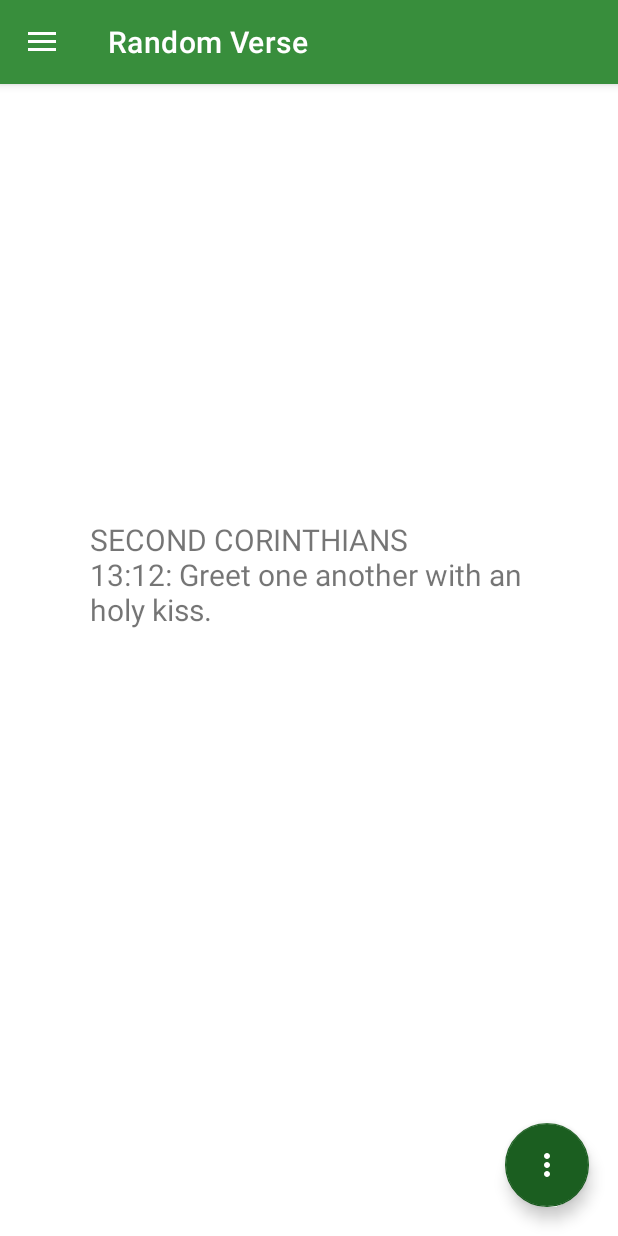
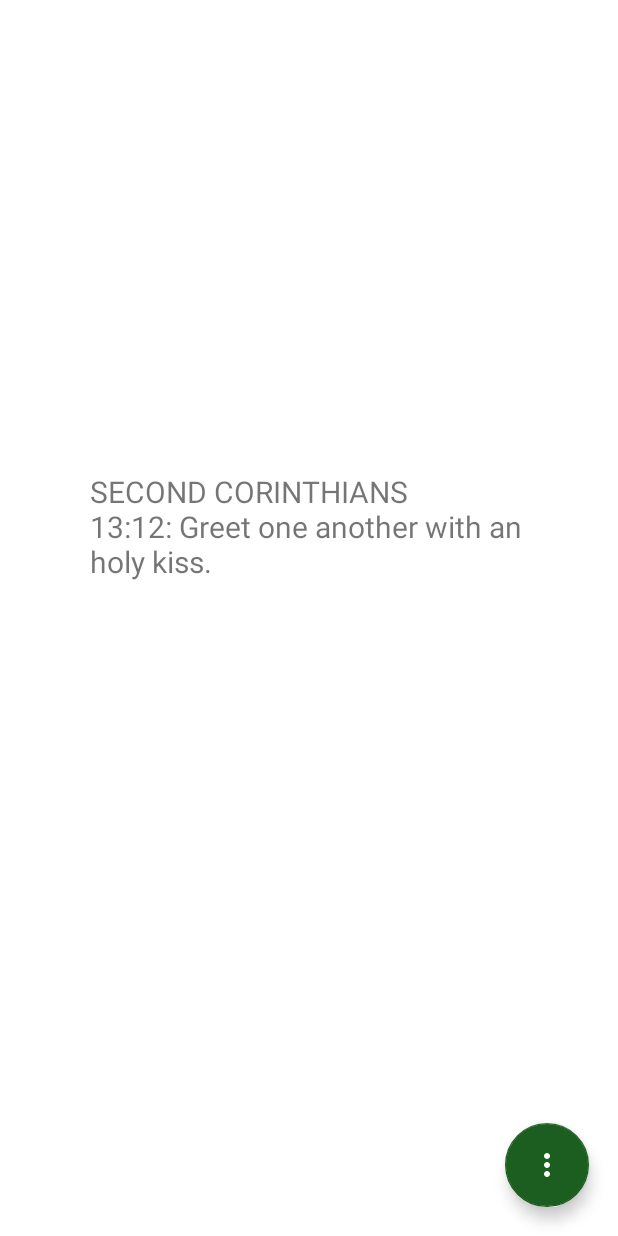
Before and after one commit to Josh-Reimer/Bible-Verse, an Android app: the screen it shows after launch (MainActivity), on a phone screen of 412 x 824 dp. Run offline under Robolectric (Android 15) with nearby library versions, the phone set to English and light mode, and no system bars; our stand-ins replace Room's generated code; 2 statements that could not run were skipped.

Commit message:
feat: Implement edge-to-edge display
This commit implements edge-to-edge display for the application, following the Android 15 guidelines.

Changes include:
- Enabled edge-to-edge display in MainActivity.
- Handled system bar insets for the DrawerLayout and main content.
- Updated themes to support edge-to-edge.

```diff
--- a/app/src/main/res/layout/activity_main.xml
+++ b/app/src/main/res/layout/activity_main.xml
@@ -11,7 +11,7 @@
 	android:layout_width="match_parent"
 
 	android:layout_height="match_parent"
-
+	android:fitsSystemWindows="true"
 	tools:context=".MainActivity$"
 
 	tools:ignore="HardcodedText"
--- a/app/src/main/res/values-night/themes.xml
+++ b/app/src/main/res/values-night/themes.xml
@@ -1,6 +1,6 @@
 <resources xmlns:tools="http://schemas.android.com/tools">
     <!-- Base application theme. -->
-    <style name="Theme.MyApplication" parent="Theme.MaterialComponents.DayNight.DarkActionBar">
+    <style name="Theme.MyApplication" parent="Theme.MaterialComponents.DayNight.NoActionBar">
         <!-- Primary brand color. -->
         <item name="colorPrimary">@color/green_light_primary</item>
         <item name="colorPrimaryVariant">@color/green_700_primary</item>
@@ -10,7 +10,6 @@
         <item name="colorSecondaryVariant">@color/green_light_secondary</item>
         <item name="colorOnSecondary">@color/black</item>
         <!-- Status bar color. -->
-        <item name="android:statusBarColor">?attr/colorPrimaryVariant</item>
         <!-- Customize your theme here. -->
         <item name="android:icon">@color/white</item>
     </style>
--- a/app/src/main/res/values/themes.xml
+++ b/app/src/main/res/values/themes.xml
@@ -1,6 +1,6 @@
 <resources xmlns:tools="http://schemas.android.com/tools">
     <!-- Base application theme. -->
-    <style name="Theme.MyApplication" parent="Theme.MaterialComponents.Light.DarkActionBar">
+    <style name="Theme.MyApplication" parent="Theme.MaterialComponents.DayNight.NoActionBar">
         <!-- -->
         <!-- Primary brand color. -->
         <item name="colorPrimary">@color/green_700_primary</item>
@@ -11,7 +11,6 @@
         <item name="colorSecondaryVariant">@color/green_dark_secondary</item>
         <item name="colorOnSecondary">@color/white</item>
         <!-- Status bar color. -->
-        <item name="android:statusBarColor" >?attr/colorPrimaryVariant</item>
         <!-- Customize your theme here. -->
         <item name="android:icon">@color/black</item>
     </style>
```
Also changed, not shown: app/src/main/java/com/verse/of/the/day/MainActivity.java (+21 -0 lines).
